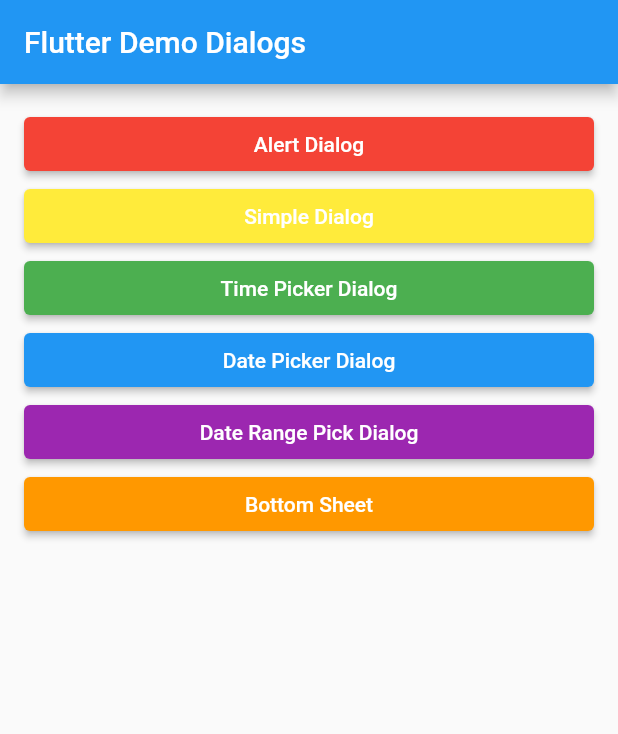
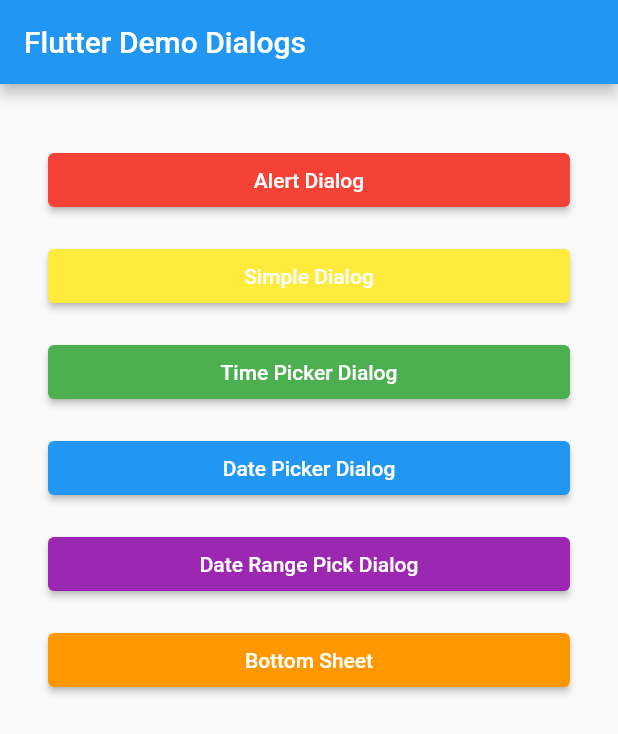
Before and after one commit to Bill-Zuckuberg/fl_dialogs, a Flutter app: the screen it shows after launch, on a phone screen of 412 x 824 dp. Shown: the top 734 px of the screen. Run offline on Flutter 3.47's test engine with Material 2 defaults, Android fonts, the phone set to English and light mode, and no system bars.

Commit message:
adjust layout

```diff
--- a/lib/main.dart
+++ b/lib/main.dart
@@ -219,7 +219,7 @@
           title: Text(widget.title),
         ),
         body: ListView(
-          padding: const EdgeInsets.all(16),
+          padding: const EdgeInsets.all(32),
           children: [
             _createButton(Colors.red, 'Alert Dialog', _showAlert()),
             _createButton(Colors.yellow, 'Simple Dialog', _showSimpleDialog()),
@@ -229,7 +229,12 @@
             _createButton(Colors.purple, 'Date Range Pick Dialog',
                 _showDateRangePicker()),
             _createButton(Colors.orange, 'Bottom Sheet', _showBottomSheet()),
-          ],
+          ]
+              .map((Widget button) => Container(
+                    padding: const EdgeInsets.symmetric(vertical: 8.0),
+                    child: button,
+                  ))
+              .toList(),
         ));
   }
 }
```
